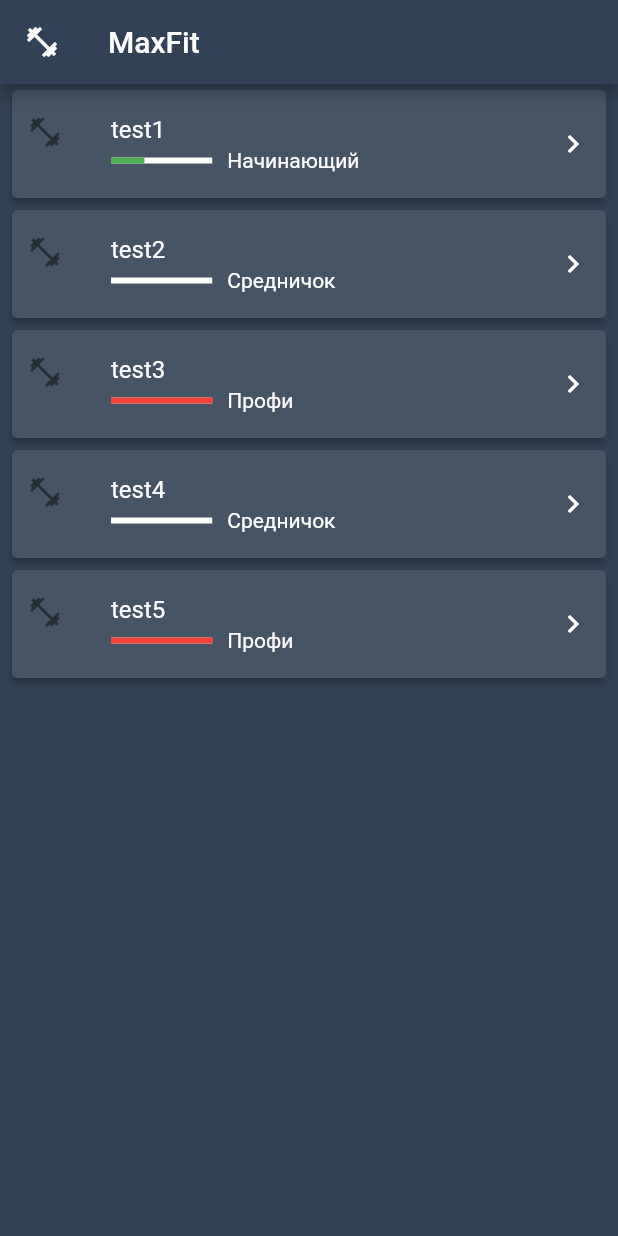
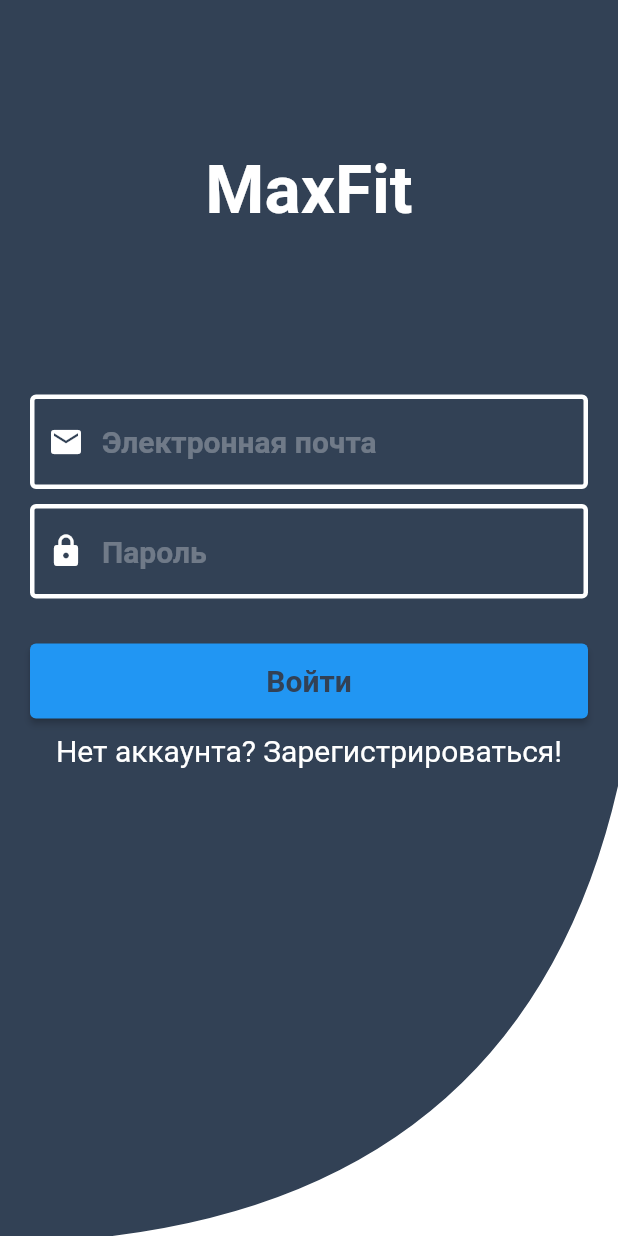
Before and after one commit to doctrix2014/MaxFit, a Flutter app: the screen it shows after launch, on a phone screen of 412 x 824 dp. Run offline on Flutter 3.47's test engine with Material 2 defaults, Android fonts, the light colour scheme and no system bars.

Commit message:
добавил страницу auth

```diff
--- a/lib/main.dart
+++ b/lib/main.dart
@@ -1,5 +1,6 @@
 import 'package:flutter/material.dart';
-import 'domain/workout.dart';
+import 'package:maxfit/screens/auth.dart';
+
 
 void main() {
   runApp(MaxFitApp());
@@ -17,121 +18,6 @@ class MaxFitApp extends StatelessWidget {
                 titleLarge: TextStyle(color: Colors.white),
                 titleMedium: TextStyle(color: Colors.white),
                 titleSmall: TextStyle(color: Colors.white))),
-        home: HomePage());
+        home: AuthPage());
   }
 }
-
-class HomePage extends StatelessWidget {
-  const HomePage({Key? key}) : super(key: key);
-
-  @override
-  Widget build(BuildContext context) {
-    return Container(
-      child: Scaffold(
-        backgroundColor: Theme.of(context).primaryColor,
-        appBar: AppBar(
-          backgroundColor: Theme.of(context).primaryColor,
-          title: Text('MaxFit'),
-          leading: Icon(Icons.fitness_center),
-        ),
-        body: WorkOutList(),
-      ),
-    );
-  }
-}
-
-class WorkOutList extends StatelessWidget {
-  final workout = <WorkOut>[
-    WorkOut(
-        title: 'test1',
-        author: 'max',
-        description: 'testdescription1',
-        level: 'Начинающий'),
-    WorkOut(
-        title: 'test2',
-        author: 'max',
-        description: 'testdescription2',
-        level: 'Средничок'),
-    WorkOut(
-        title: 'test3',
-        author: 'max',
-        description: 'testdescription3',
-        level: 'Профи'),
-    WorkOut(
-        title: 'test4',
-        author: 'max',
-        description: 'testdescription4',
-        level: 'Средничок'),
-    WorkOut(
-        title: 'test5',
-        author: 'max',
-        description: 'testdescription5',
-        level: 'Профи'),
-  ];
-
-  @override
-  Widget build(BuildContext context) {
-    return Container(
-      child: Container(
-        child: ListView.builder(
-            itemCount: workout.length,
-            itemBuilder: (context, i) {
-              return Card(
-                elevation: 2.0,
-                margin: EdgeInsets.symmetric(horizontal: 8, vertical: 4),
-                child: Container(
-                  decoration: const BoxDecoration(
-                      color: Color.fromRGBO(50, 65, 85, 0.9)),
-                  child: ListTile(
-                    contentPadding: EdgeInsets.symmetric(horizontal: 10),
-                    leading: Container(
-                      child: const Icon(Icons.fitness_center),
-                    ),
-                    title: Text(
-                      workout[i].title,
-                      style: TextStyle(color: Colors.white),
-                    ),
-                    subtitle: subtitle(context, workout[i]),
-                    trailing: const Icon(
-                      Icons.keyboard_arrow_right,
-                      color: Colors.white,
-                    ),
-                  ),
-                ),
-              );
-            }),
-      ),
-    );
-  }
-}
-
-Widget subtitle(BuildContext context, WorkOut workOut) {
-  var color = Colors.grey;
-  double indicatorLevel = 0;
-  switch (workOut.level) {
-    case 'Начинающий':
-      color = Colors.green;
-      indicatorLevel = 0.33;
-      break;
-    case 'Срединчок':
-      color = Colors.yellow;
-      indicatorLevel = 0.66;
-      break;
-    case 'Профи':
-      color = Colors.red;
-      indicatorLevel = 1;
-      break;
-  }
-  return Row(
-    children: <Widget>[
-      Expanded(
-          flex: 1,
-          child: LinearProgressIndicator(
-            backgroundColor: Colors.white,
-            value: indicatorLevel,
-            valueColor: AlwaysStoppedAnimation(color),
-          )),SizedBox(width: 10,),
-      Expanded(flex: 3, child: Text(workOut.level, style: TextStyle(color: Colors.white),))
-    ],
-  );
-}
--- /dev/null
+++ b/lib/screens/auth.dart
@@ -0,0 +1,194 @@
+import 'package:flutter/material.dart';
+
+class AuthPage extends StatefulWidget {
+  const AuthPage({Key? key}) : super(key: key);
+
+  @override
+  State<AuthPage> createState() => _AuthPageState();
+}
+
+class _AuthPageState extends State<AuthPage> {
+  TextEditingController _emailController = TextEditingController();
+  TextEditingController _passwordController = TextEditingController();
+
+   late String _email;
+   late String _password;
+  bool showLogin = true;
+
+  @override
+  Widget build(BuildContext context) {
+    Widget _logo() {
+      return Padding(
+        padding: EdgeInsets.only(top: 100),
+        child: Container(
+          child: const Align(
+            child: Text(
+              'MaxFit',
+              style: TextStyle(
+                  fontSize: 45,
+                  fontWeight: FontWeight.bold,
+                  color: Colors.white),
+            ),
+          ),
+        ),
+      );
+    }
+
+    Widget _input(Icon icon, String hint, TextEditingController controller,
+        bool obscure) {
+      return Container(
+        padding: EdgeInsets.only(left: 20, right: 20),
+        child: TextField(
+          controller: controller,
+          obscureText: obscure,
+          style: TextStyle(fontSize: 20, color: Colors.white),
+          decoration: InputDecoration(
+              hintStyle: const TextStyle(
+                  fontWeight: FontWeight.bold,
+                  fontSize: 20,
+                  color: Colors.white30),
+              hintText: hint,
+              enabledBorder: const OutlineInputBorder(
+                  borderSide: BorderSide(color: Colors.white, width: 3)),
+              focusedBorder: const OutlineInputBorder(
+                  borderSide: BorderSide(color: Colors.white54, width: 1)),
+              prefixIcon: Padding(
+                padding: EdgeInsets.only(left: 10, right: 10),
+                child: IconTheme(
+                  data: IconThemeData(color: Colors.white),
+                  child: icon,
+                ),
+              )),
+        ),
+      );
+    }
+
+    Widget _button(String text, void Function() func) {
+      return ElevatedButton(
+        onPressed: () {
+          func();
+        },
+        child: Text(
+          text,
+          style: TextStyle(
+              fontWeight: FontWeight.bold,
+              fontSize: 20,
+              color: Theme.of(context).primaryColor),
+        ),
+      );
+    }
+
+    Widget _form(String label, void func()) {
+      return Container(
+        child: Column(
+          children: [
+            Padding(
+              padding: EdgeInsets.only(bottom: 10, top: 10),
+              child:
+                  _input(Icon(Icons.email), 'Электронная почта', _emailController, false),
+            ),
+            Padding(
+              padding: EdgeInsets.only(bottom: 10),
+              child: _input(
+                  Icon(Icons.lock), 'Пароль', _passwordController, true),
+            ),
+            SizedBox(
+              height: 20,
+            ),
+            Padding(
+              padding: EdgeInsets.only(left: 20, right: 20),
+              child: Container(
+                height: 50,
+                width: MediaQuery.of(context).size.width,
+                child: _button(label, func),
+              ),
+            ),
+          ],
+        ),
+      );
+    }
+
+    void _buttonAction() {
+      _email = _emailController.text;
+      _password = _passwordController.text;
+      _emailController.clear();
+      _passwordController.clear();
+    }
+
+    Widget _buttomWave() {
+      return Expanded(
+          child: Align(
+        alignment: Alignment.bottomCenter,
+        child: ClipPath(
+            clipper: BottomWaveClipper(),
+            child: Container(color: Colors.white, height: 300)),
+      ));
+    }
+
+    return Scaffold(
+      backgroundColor: Theme.of(context).primaryColor,
+      body: Column(
+        children: <Widget>[
+          _logo(),
+          const SizedBox(height: 100,),
+          (showLogin
+              ? Column(children: <Widget>[
+                  _form('Войти', _buttonAction),
+                  Padding(
+                    padding: const EdgeInsets.all(10),
+                    child: GestureDetector(
+                      child: const Text(
+                        'Нет аккаунта? Зарегистрироваться!',
+                        style: TextStyle(color: Colors.white, fontSize: 20),
+                      ),
+                      onTap: () {
+                        setState(() {
+                          showLogin = false;
+                        });
+                      },
+                    ),
+                  )
+                ])
+              : Column(children: <Widget>[
+                  _form('Регистрация', _buttonAction),
+                  Padding(
+                    padding: const EdgeInsets.all(10),
+                    child: GestureDetector(
+                      child: const Text(
+                        'Уже зарегистрированы? Войти!',
+                        style: TextStyle(color: Colors.white, fontSize: 20),
+                      ),
+                      onTap: () {
+                        setState(() {
+                          showLogin = true;
+                        });
+                      },
+                    ),
+                  )
+                ])),
+          _buttomWave()
+        ],
+      ),
+    );
+  }
+}
+
+class BottomWaveClipper extends CustomClipper<Path> {
+  @override
+  Path getClip(Size size) {
+    var path = Path();
+    path.moveTo(size.width, 0.0);
+    path.lineTo(size.width, size.height);
+    path.lineTo(0.0, size.height);
+    path.lineTo(0.0, size.height + 5);
+    var secondControlPoint = Offset(size.width - (size.width / 6), size.height);
+    var secondEndPoint = Offset(size.width, 0.0);
+    path.quadraticBezierTo(secondControlPoint.dx, secondControlPoint.dy,
+        secondEndPoint.dx, secondEndPoint.dy);
+
+    return path;
+  }
+
+  @override
+  bool shouldReclip(CustomClipper<Path> oldClipper) => false;
+}
--- /dev/null
+++ b/lib/screens/home.dart
@@ -0,0 +1,118 @@
+import 'package:flutter/material.dart';
+
+import '../domain/workout.dart';
+
+class HomePage extends StatelessWidget {
+  const HomePage({Key? key}) : super(key: key);
+
+  @override
+  Widget build(BuildContext context) {
+    return Container(
+      child: Scaffold(
+        backgroundColor: Theme.of(context).primaryColor,
+        appBar: AppBar(
+          backgroundColor: Theme.of(context).primaryColor,
+          title: Text('MaxFit'),
+          leading: Icon(Icons.fitness_center),
+        ),
+        body: WorkOutList(),
+      ),
+    );
+  }
+}
+
+class WorkOutList extends StatelessWidget {
+  final workout = <WorkOut>[
+    WorkOut(
+        title: 'test1',
+        author: 'max',
+        description: 'testdescription1',
+        level: 'Начинающий'),
+    WorkOut(
+        title: 'test2',
+        author: 'max',
+        description: 'testdescription2',
+        level: 'Среднячок'),
+    WorkOut(
+        title: 'test3',
+        author: 'max',
+        description: 'testdescription3',
+        level: 'Профи'),
+    WorkOut(
+        title: 'test4',
+        author: 'max',
+        description: 'testdescription4',
+        level: 'Среднячок'),
+    WorkOut(
+        title: 'test5',
+        author: 'max',
+        description: 'testdescription5',
+        level: 'Профи'),
+  ];
+
+  @override
+  Widget build(BuildContext context) {
+    return Container(
+      child: Container(
+        child: ListView.builder(
+            itemCount: workout.length,
+            itemBuilder: (context, i) {
+              return Card(
+                elevation: 2.0,
+                margin: EdgeInsets.symmetric(horizontal: 8, vertical: 4),
+                child: Container(
+                  decoration: const BoxDecoration(
+                      color: Color.fromRGBO(50, 65, 85, 0.9)),
+                  child: ListTile(
+                    contentPadding: EdgeInsets.symmetric(horizontal: 10),
+                    leading: Container(
+                      child: const Icon(Icons.fitness_center),
+                    ),
+                    title: Text(
+                      workout[i].title,
+                      style: TextStyle(color: Colors.white),
+                    ),
+                    subtitle: subtitle(context, workout[i]),
+                    trailing: const Icon(
+                      Icons.keyboard_arrow_right,
+                      color: Colors.white,
+                    ),
+                  ),
+                ),
+              );
+            }),
+      ),
+    );
+  }
+}
+
+Widget subtitle(BuildContext context, WorkOut workOut) {
+  var color = Colors.grey;
+  double indicatorLevel = 0;
+  switch (workOut.level) {
+    case 'Начинающий':
+      color = Colors.green;
+      indicatorLevel = 0.33;
+      break;
+    case 'Среднячок':
+      color = Colors.yellow;
+      indicatorLevel = 0.66;
+      break;
+    case 'Профи':
+      color = Colors.red;
+      indicatorLevel = 1;
+      break;
+  }
+  return Row(
+    children: <Widget>[
+      Expanded(
+          flex: 1,
+          child: LinearProgressIndicator(
+            backgroundColor: Colors.white,
+            value: indicatorLevel,
+            valueColor: AlwaysStoppedAnimation(color),
+          )),SizedBox(width: 10,),
+      Expanded(flex: 3, child: Text(workOut.level, style: TextStyle(color: Colors.white),))
+    ],
+  );
+}
```
